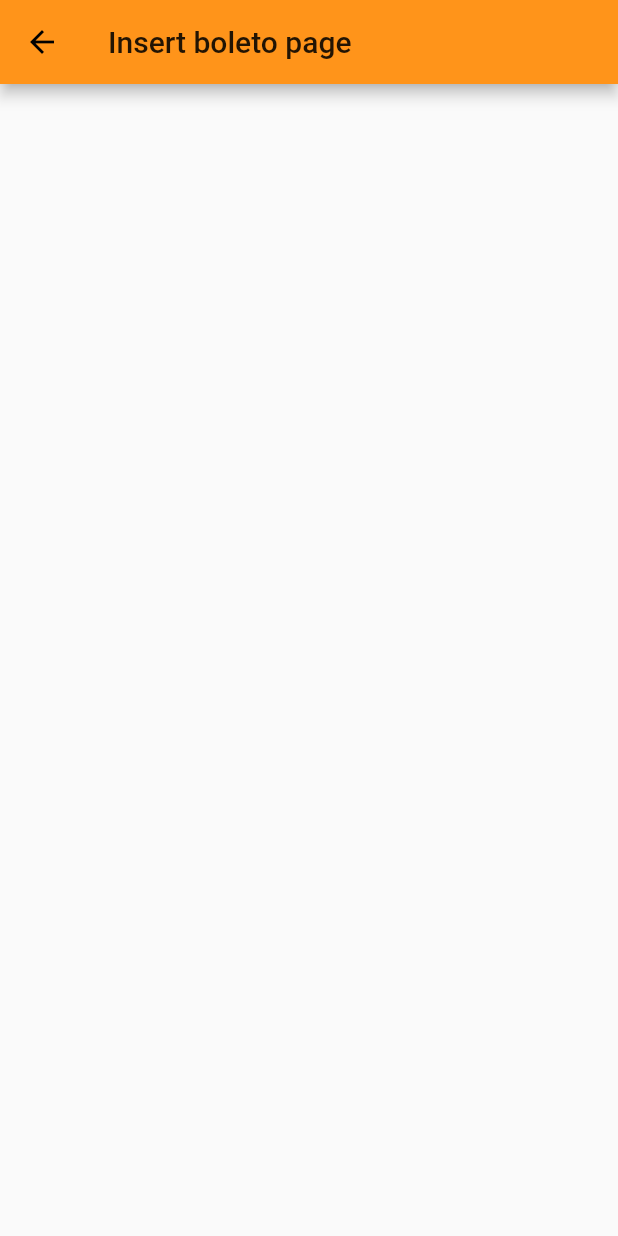
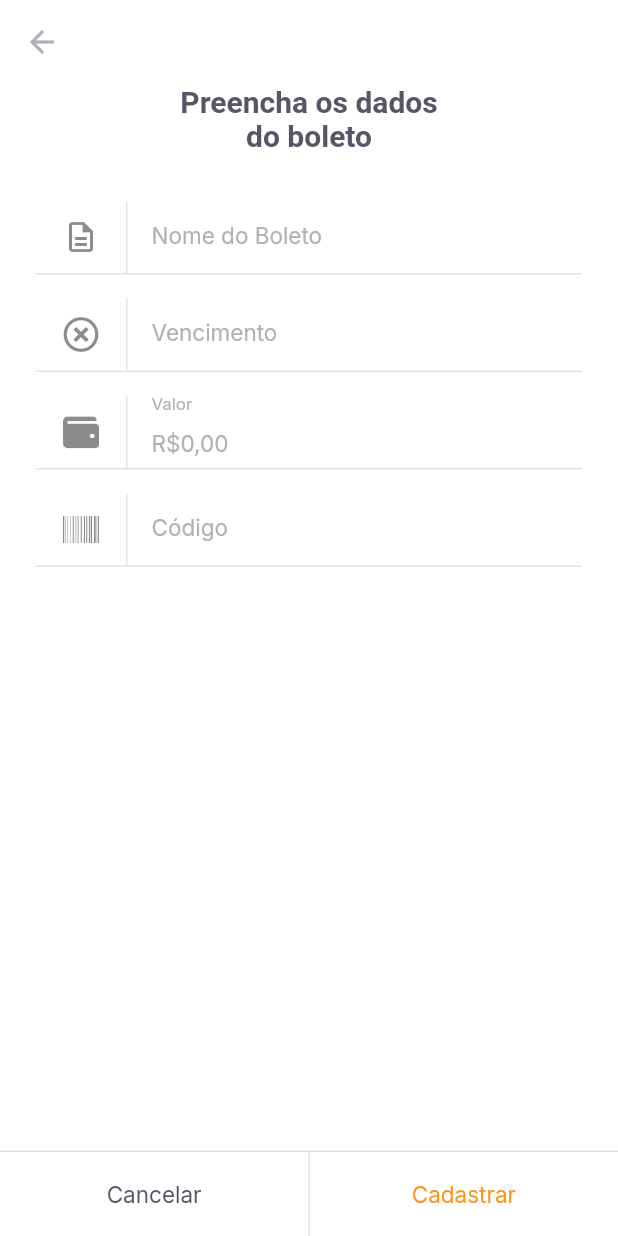
Before and after one commit to sidinei-silva/rocketseat-nlw-flutter-payflow, a Flutter app: the InsertBoletoPage screen opened by its route, on a phone screen of 412 x 824 dp. Run offline on Flutter 3.47's test engine with Material 2 defaults, Android fonts, the phone set to English and light mode, and no system bars; our stand-ins replace camera, firebase_core, flutter_masked_text2, font_awesome_flutter, google_fonts, google_sign_in and 2 more; missing offline and left inert: google_ml_kit; accounts and stored records are empty.

Commit message:
Criando layout de insertBoletoPage

```diff
--- a/lib/modules/home/home_page.dart
+++ b/lib/modules/home/home_page.dart
@@ -78,7 +78,7 @@ class _HomePageState extends State<HomePage> {
             ),
             InkWell(
               onTap: () {
-                Navigator.pushNamed(context, "/barcode_scanner");
+                Navigator.pushNamed(context, "/insert_boleto");
               },
               child: Container(
                 width: 56,
--- a/lib/modules/insert_boleto/insert_boleto_page.dart
+++ b/lib/modules/insert_boleto/insert_boleto_page.dart
@@ -1,13 +1,102 @@
 import 'package:flutter/material.dart';
+import 'package:flutter_masked_text2/flutter_masked_text2.dart';
+import 'package:font_awesome_flutter/font_awesome_flutter.dart';
 
-class InsertBoletoPage extends StatelessWidget {
-  const InsertBoletoPage({Key? key}) : super(key: key);
+import 'package:payflow/shared/themes/app_colors.dart';
+import 'package:payflow/shared/themes/app_text_styles.dart';
+import 'package:payflow/shared/widgets/input_text/input_text_widget.dart';
+import 'package:payflow/shared/widgets/set_label_buttons/set_label_buttons_widget.dart';
+
+class InsertBoletoPage extends StatefulWidget {
+  final String? barcode;
+
+  const InsertBoletoPage({
+    Key? key,
+    this.barcode,
+  }) : super(key: key);
+
+  @override
+  _InsertBoletoPageState createState() => _InsertBoletoPageState();
+}
+
+class _InsertBoletoPageState extends State<InsertBoletoPage> {
+  final moneyInputTextController = MoneyMaskedTextController(
+    leftSymbol: "R\$",
+    decimalSeparator: ",",
+  );
+
+  final dueDateInputTextController = MaskedTextController(mask: "00/00/0000");
+  final barcodeInputTextController = TextEditingController();
+
+  @override
+  void initState() {
+    if (widget.barcode != null) {
+      barcodeInputTextController.text = widget.barcode!;
+    }
+    super.initState();
+  }
 
   @override
   Widget build(BuildContext context) {
     return Scaffold(
+      backgroundColor: AppColors.background,
       appBar: AppBar(
-        title: Text("Insert boleto page"),
+        backgroundColor: AppColors.background,
+        elevation: 0,
+        leading: BackButton(
+          color: AppColors.input,
+        ),
+      ),
+      body: Padding(
+        padding: const EdgeInsets.symmetric(horizontal: 24),
+        child: Column(
+          crossAxisAlignment: CrossAxisAlignment.center,
+          children: [
+            Padding(
+              padding: const EdgeInsets.symmetric(horizontal: 93),
+              child: Text(
+                "Preencha os dados do boleto",
+                style: TextStyles.titleBoldHeading,
+                textAlign: TextAlign.center,
+              ),
+            ),
+            SizedBox(
+              height: 24,
+            ),
+            InputTextWidget(
+              label: "Nome do Boleto",
+              icon: Icons.description_outlined,
+              onChanged: (value) {},
+            ),
+            InputTextWidget(
+              label: "Vencimento",
+              icon: FontAwesomeIcons.timesCircle,
+              controller: dueDateInputTextController,
+              onChanged: (value) {},
+            ),
+            InputTextWidget(
+              label: "Valor",
+              icon: FontAwesomeIcons.wallet,
+              controller: moneyInputTextController,
+              onChanged: (value) {},
+            ),
+            InputTextWidget(
+              label: "Código",
+              icon: FontAwesomeIcons.barcode,
+              controller: barcodeInputTextController,
+              onChanged: (value) {},
+            ),
+          ],
+        ),
+      ),
+      bottomNavigationBar: SetLabelButtonsWidgets(
+        primaryLabel: "Cancelar",
+        primaryOnPressed: () {
+          Navigator.pop(context);
+        },
+        secondaryLabel: "Cadastrar",
+        secondaryOnPressed: () {},
+        enableSecondaryColor: true,
       ),
     );
   }
--- a/lib/shared/themes/app_colors.dart
+++ b/lib/shared/themes/app_colors.dart
@@ -10,4 +10,5 @@ class AppColors {
   static final stroke = Color(0xFFE3E3E6);
   static final shape = Color(0xFFFAFAFC);
   static final background = Color(0xFFFFFFFF);
+  static final input = Color(0xFFB1B0B8);
 }
--- a/lib/shared/themes/app_text_styles.dart
+++ b/lib/shared/themes/app_text_styles.dart
@@ -75,6 +75,12 @@ class TextStyles {
     color: AppColors.primary,
   );
 
+  static final input = GoogleFonts.inter(
+    fontSize: 15,
+    fontWeight: FontWeight.w400,
+    color: AppColors.input,
+  );
+
   static final buttonBoldHeading = GoogleFonts.inter(
     fontSize: 15,
     fontWeight: FontWeight.w700,
--- /dev/null
+++ b/lib/shared/widgets/input_text/input_text_widget.dart
@@ -0,0 +1,68 @@
+import 'package:flutter/material.dart';
+
+import 'package:payflow/shared/themes/app_colors.dart';
+import 'package:payflow/shared/themes/app_text_styles.dart';
+
+class InputTextWidget extends StatelessWidget {
+  final String label;
+  final IconData icon;
+  final String? initialValue;
+  final String? Function(String?)? validator;
+  final TextEditingController? controller;
+  final void Function(String value) onChanged;
+
+  const InputTextWidget({
+    Key? key,
+    required this.label,
+    required this.icon,
+    required this.onChanged,
+    this.initialValue,
+    this.validator,
+    this.controller,
+  }) : super(key: key);
+
+  @override
+  Widget build(BuildContext context) {
+    return Padding(
+      padding: const EdgeInsets.symmetric(vertical: 8),
+      child: Column(
+        children: [
+          TextFormField(
+            validator: validator,
+            controller: controller,
+            initialValue: initialValue,
+            onChanged: onChanged,
+            style: TextStyles.input,
+            decoration: InputDecoration(
+              contentPadding: EdgeInsets.zero,
+              labelText: label,
+              labelStyle: TextStyles.input,
+              icon: Row(
+                mainAxisSize: MainAxisSize.min,
+                children: [
+                  Padding(
+                    padding: const EdgeInsets.symmetric(
+                      horizontal: 18,
+                    ),
+                    child: Icon(icon),
+                  ),
+                  Container(
+                    width: 1,
+                    height: 48,
+                    color: AppColors.stroke,
+                  ),
+                ],
+              ),
+              border: InputBorder.none,
+            ),
+          ),
+          Divider(
+            height: 1,
+            thickness: 1,
+            color: AppColors.stroke,
+          )
+        ],
+      ),
+    );
+  }
+}
--- a/lib/shared/widgets/set_label_buttons/set_label_buttons_widget.dart
+++ b/lib/shared/widgets/set_label_buttons/set_label_buttons_widget.dart
@@ -10,6 +10,7 @@ class SetLabelButtonsWidgets extends StatelessWidget {
   final String secondaryLabel;
   final VoidCallback secondaryOnPressed;
   final bool enablePrimaryColor;
+  final bool enableSecondaryColor;
 
   const SetLabelButtonsWidgets({
     Key? key,
@@ -18,12 +19,23 @@ class SetLabelButtonsWidgets extends StatelessWidget {
     required this.secondaryLabel,
     required this.secondaryOnPressed,
     this.enablePrimaryColor = false,
+    this.enableSecondaryColor = false,
   }) : super(key: key);
 
   @override
   Widget build(BuildContext context) {
     return Container(
-      color: AppColors.shape,
+      color: AppColors.background,
+      height: 57,
+      child: Column(
+        mainAxisSize: MainAxisSize.min,
+        children: [
+          Divider(
+            thickness: 1,
+            height: 1,
+            color: AppColors.stroke,
+          ),
+          Container(
             height: 56,
             child: Row(
               children: [
@@ -43,6 +55,11 @@ class SetLabelButtonsWidgets extends StatelessWidget {
                   child: LabelButtonWidget(
                     label: secondaryLabel,
                     onPressed: secondaryOnPressed,
+                    style:
+                        enableSecondaryColor ? TextStyles.buttonPrimary : null,
+                  ),
+                ),
+              ],
             ),
           ),
         ],
--- a/pubspec.yaml
+++ b/pubspec.yaml
@@ -35,6 +35,8 @@ dependencies:
   google_ml_kit: ^0.6.0
   camera: ^0.8.1+3
   image_picker: ^0.8.0+4
+  font_awesome_flutter: ^9.1.0
+  flutter_masked_text2: ^0.9.1
 
 dev_dependencies:
   flutter_test:
```
Also changed, not shown: pubspec.lock. Lines whose indentation alone changed are shown as unchanged.
